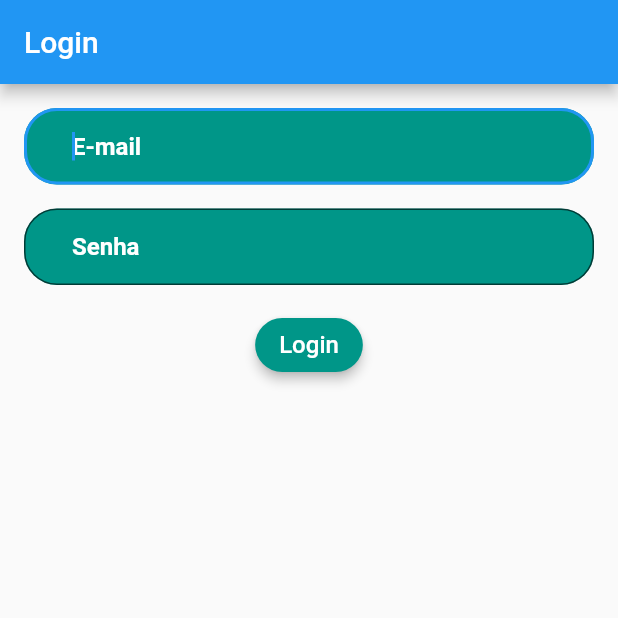
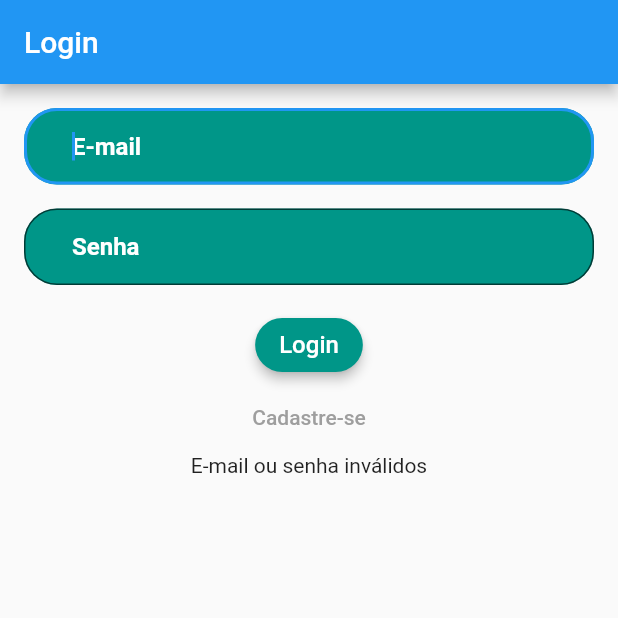
Before and after one commit to GianCarloRumachella/CalculadoraOrcamento, a Flutter app: the screen it shows after launch, after a tap on "Login", on a phone screen of 412 x 824 dp, the top half of it. Run offline on Flutter 3.47's test engine with Material 2 defaults, Android fonts, the phone set to English and light mode, and no system bars; our stand-ins replace cloud_firestore, firebase_auth, firebase_core; accounts and stored records are empty.

Commit message:
Tela de Login finalizada e funcional validação de login e logout

```diff
--- a/lib/Pages/Cadastro.dart
+++ b/lib/Pages/Cadastro.dart
@@ -10,6 +10,8 @@ class Cadastro extends StatefulWidget {
 class _CadastroState extends State<Cadastro> {
   @override
   Widget build(BuildContext context) {
-    return Container();
+    return Container(
+      child: Text("TELA DE CADASTRO"),
+    );
   }
 }
--- a/lib/Pages/Login.dart
+++ b/lib/Pages/Login.dart
@@ -15,6 +15,9 @@ class _LoginState extends State<Login> {
   TextEditingController _senhaController = TextEditingController();
   LoginBloc _loginBloc = LoginBloc();
 
+  bool _loginEmProgresso = false;
+  String _mensagemErro = "";
+
   @override
   void initState() {
     super.initState();
@@ -23,9 +26,11 @@ class _LoginState extends State<Login> {
   }
 
   _checaSeUsuarioEstaLogado() async {
-    if (await _loginBloc.verficaUsuarioLogado()) {
-      Navigator.push(context, MaterialPageRoute(builder: (context) => Home()));
+    if (await _loginBloc.verficaUsuarioLogado(context)) {
+      Navigator.pushReplacement(
+          context, MaterialPageRoute(builder: (context) => Home()));
     } else {
+      print("usuario não logado");
       /* Navigator.push(
           context, MaterialPageRoute(builder: (context) => Cadastro())); */
     }
@@ -86,7 +91,8 @@ class _LoginState extends State<Login> {
                 ),
               ),
             ),
-            ElevatedButton(
+            !_loginEmProgresso
+                ? ElevatedButton(
                     style: ElevatedButton.styleFrom(
                       primary: Colors.teal,
                       elevation: 3,
@@ -104,10 +110,32 @@ class _LoginState extends State<Login> {
                       ),
                     ),
                     onPressed: () {
-                _loginBloc.logaUsuario(
-                    _emailController.text, _senhaController.text, context);
+                      if (_loginBloc.validaLogin(
+                          _emailController.text, _senhaController.text)) {
+                        setState(() {
+                          _loginBloc.logaUsuario(_emailController.text,
+                              _senhaController.text, context);
+                          _loginEmProgresso = true;
+                        });
+                      } else {
+                        setState(() {
+                          _mensagemErro = "E-mail ou senha inválidos";
+                        });
+                      }
+                    },
+                  )
+                : Container(),
+            _loginEmProgresso ? CircularProgressIndicator() : Container(),
+            TextButton(
+              child: Text(
+                "Cadastre-se",
+                style: TextStyle(color: Colors.grey),
+              ),
+              onPressed: () {
+                print("Ir para tela de cadastro");
               },
             ),
+            Text(_mensagemErro),
           ],
         ),
       ),
--- a/lib/bloc/LoginBloc.dart
+++ b/lib/bloc/LoginBloc.dart
@@ -1,4 +1,5 @@
 import 'package:calc_orcamento/Home.dart';
+import 'package:calc_orcamento/Pages/Login.dart';
 import 'package:firebase_auth/firebase_auth.dart';
 import 'package:flutter/cupertino.dart';
 import 'package:flutter/material.dart';
@@ -7,7 +8,6 @@ class LoginBloc {
   FirebaseAuth auth = FirebaseAuth.instance;
 
 //** VERIFICAR SE USUARIO E SENHA SÃO VALIDOS */
-
 
   criarUsuario(String email, String senha) {
     auth
@@ -19,11 +19,23 @@ class LoginBloc {
     });
   }
 
-  Future<bool> verficaUsuarioLogado() async {
-    User usuarioAtual =  auth.currentUser;
+  bool validaLogin(String email, String senha) {
+    if ((email.contains("@") && email.contains(".com")) &&
+        (senha.length >= 6)) {
+      print("email e senha  validos");
+      return true;
+    } else {
+      print("email e senha invalidos");
+      return false;
+    }
+  }
+
+  Future<bool> verficaUsuarioLogado(context) async {
+    User usuarioAtual = auth.currentUser;
 
     if (usuarioAtual != null) {
       print("usuario logado: ${usuarioAtual.email}");
+      //Navigator.push(context, MaterialPageRoute(builder: (context)=> Home()));
       return true;
     } else {
       print("usuario deslogado");
@@ -31,7 +43,7 @@ class LoginBloc {
     }
   }
 
-   logaUsuario(String email, String senha, context) {
+  logaUsuario(String email, String senha, context) {
     auth
         .signInWithEmailAndPassword(
       email: email,
@@ -39,16 +51,17 @@ class LoginBloc {
     )
         .then((firebaseUser) {
       print("usuario logado");
-     Navigator.push(context, MaterialPageRoute(builder: (context)=> Home()));
-
+      Navigator.pushReplacement(
+          context, MaterialPageRoute(builder: (context) => Home()));
     }).catchError((erro) {
       print("erro ao logar o usuario" + erro.toString());
-
     });
   }
 
-  deslogaUsuario() {
-    auth.signOut();
+  deslogaUsuario(context) async {
+    await auth.signOut();
     print("deslogou o usuario");
+    Navigator.pushReplacement(
+        context, MaterialPageRoute(builder: (context) => Login()));
   }
 }
--- a/lib/main.dart
+++ b/lib/main.dart
@@ -1,15 +1,15 @@
 import 'package:calc_orcamento/Pages/Login.dart';
-import 'package:calc_orcamento/bloc/LoginBloc.dart';
+
 import 'package:firebase_core/firebase_core.dart';
 import 'package:flutter/material.dart';
 
 void main() async {
   WidgetsFlutterBinding.ensureInitialized();
   await Firebase.initializeApp();
-  LoginBloc _loginbloc = LoginBloc();
-  _loginbloc.deslogaUsuario();
+
 
   runApp(MaterialApp(
+    debugShowCheckedModeBanner: false,
     home: Login(),
   ));
 }
```
Also changed, not shown: lib/Home.dart (+28 -2 lines). Lines whose indentation alone changed are shown as unchanged.
